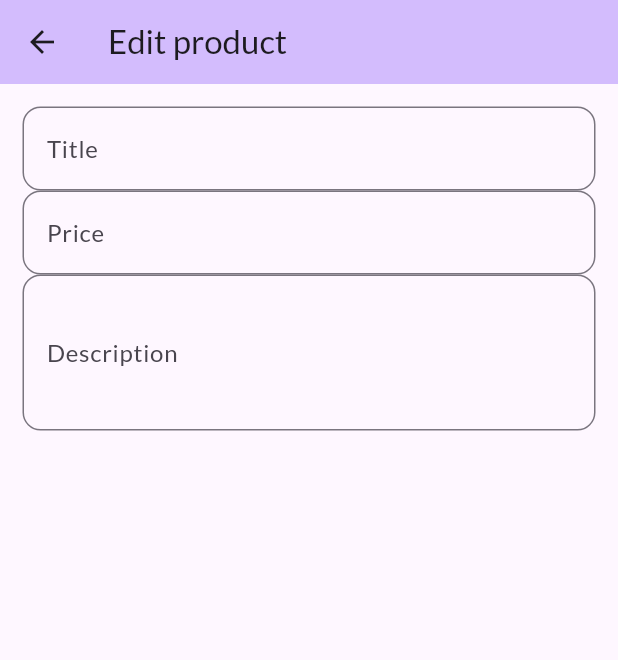
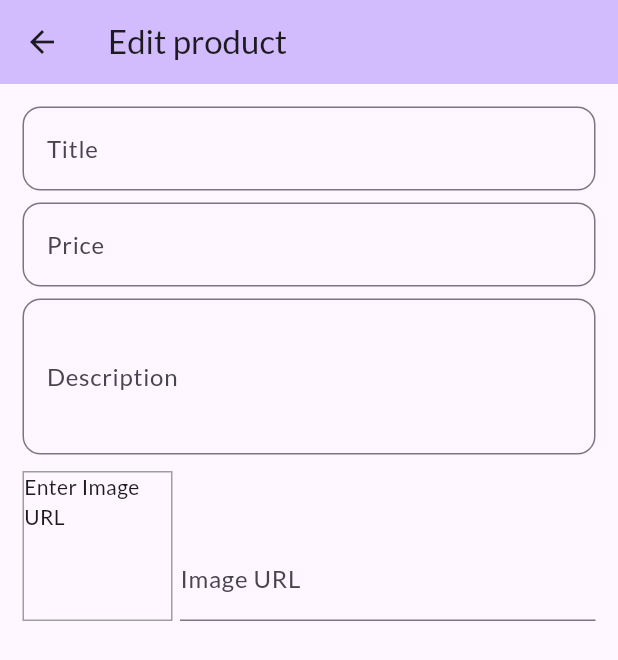
Before and after one commit to Reghay-repo/shop_app_flutter, a Flutter app: the EditProductScreen screen opened by its route, on a phone screen of 412 x 824 dp. Shown: the top 660 px of the screen. Run offline on Flutter 3.47's test engine with Material 2 defaults, Android fonts, the phone set to English and light mode, and no system bars; network calls fail.

Commit message:
add image field and preview image box

```diff
--- a/lib/screens/edit_product_screen.dart
+++ b/lib/screens/edit_product_screen.dart
@@ -10,12 +10,28 @@ class EditProductScreen extends StatefulWidget {
 class _EditProductScreenState extends State<EditProductScreen> {
   final _priceFocusNode = FocusNode();
   final _descriptionFocusNode = FocusNode();
+  final _imageFocusNode = FocusNode();
+  final _imageUrlController = TextEditingController();
+
+  @override
+  void initState() {
+    _imageUrlController.addListener(_updateImage);
+    super.initState();
+  }
 
   @override
   void dispose() {
+    _imageUrlController.removeListener(_updateImage);
     _descriptionFocusNode.dispose();
     _priceFocusNode.dispose();
+    _imageUrlController.dispose();
     super.dispose();
+  }
+
+  void _updateImage() {
+    if (!_imageFocusNode.hasFocus) {
+      setState(() {});
+    }
   }
 
   @override
@@ -30,7 +46,9 @@ class _EditProductScreenState extends State<EditProductScreen> {
         child: Form(
           child: ListView(
             children: <Widget>[
-              TextFormField(
+              Padding(
+                padding: const EdgeInsets.only(bottom: 8),
+                child: TextFormField(
                   decoration: const InputDecoration(
                       labelText: 'Title',
                       border: OutlineInputBorder(
@@ -40,7 +58,10 @@ class _EditProductScreenState extends State<EditProductScreen> {
                     FocusScope.of(context).requestFocus(_priceFocusNode);
                   },
                 ),
-              TextFormField(
+              ),
+              Padding(
+                padding: const EdgeInsets.only(bottom: 8),
+                child: TextFormField(
                   focusNode: _priceFocusNode,
                   onFieldSubmitted: (_) {
                     FocusScope.of(context).requestFocus(_descriptionFocusNode);
@@ -56,7 +77,10 @@ class _EditProductScreenState extends State<EditProductScreen> {
                   textInputAction: TextInputAction.next,
                   keyboardType: TextInputType.number,
                 ),
-              TextFormField(
+              ),
+              Padding(
+                padding: const EdgeInsets.only(bottom: 8),
+                child: TextFormField(
                   maxLines: 3,
                   focusNode: _descriptionFocusNode,
                   keyboardType: TextInputType.multiline,
@@ -66,6 +90,38 @@ class _EditProductScreenState extends State<EditProductScreen> {
                           borderRadius: BorderRadius.all(Radius.circular(12)))),
                   // textInputAction: TextInputAction.next,
                 ),
+              ),
+              Row(
+                crossAxisAlignment: CrossAxisAlignment.end,
+                children: <Widget>[
+                  // image preview container
+                  Container(
+                    width: 100,
+                    height: 100,
+                    margin: const EdgeInsets.only(top: 3, right: 5),
+                    decoration: BoxDecoration(
+                      border: Border.all(width: 1, color: Colors.grey),
+                    ),
+                    child: _imageUrlController.text.isEmpty
+                        ? const Text('Enter Image URL')
+                        : FittedBox(
+                            child: Image.network(
+                              _imageUrlController.text,
+                              fit: BoxFit.cover,
+                            ),
+                          ),
+                  ),
+                  // input here,
+                  Expanded(
+                    child: TextFormField(
+                      decoration: const InputDecoration(labelText: 'Image URL'),
+                      textInputAction: TextInputAction.done,
+                      keyboardType: TextInputType.url,
+                      controller: _imageUrlController,
+                    ),
+                  )
+                ],
+              )
             ],
           ),
         ),
@@ -73,3 +129,38 @@ class _EditProductScreenState extends State<EditProductScreen> {
     );
   }
 }
+
+
+
+// <Widget>[
+//                   Container(
+//                     width: 100,
+//                     height: 100,
+//                     margin: EdgeInsets.only(
+//                       top: 8,
+//                       right: 10,
+//                     ),
+//                     decoration: BoxDecoration(
+//                       border: Border.all(
+//                         width: 1,
+//                         color: Colors.grey,
+//                       ),
+//                     ),
+//                     child: _imageUrlController.text.isEmpty
+//                         ? Text('Enter a URL')
+//                         : FittedBox(
+//                             child: Image.network(
+//                               _imageUrlController.text,
+//                               fit: BoxFit.cover,
+//                             ),
+//                           ),
+//                   ),
+//                   Expanded(
+//                     child: TextFormField(
+//                       decoration: InputDecoration(labelText: 'Image URL'),
+//                       keyboardType: TextInputType.url,
+//                       textInputAction: TextInputAction.done,
+//                       controller: _imageUrlController,
+//                     ),
+//                   ),
+//                 ]
```
Lines whose indentation alone changed are shown as unchanged.
